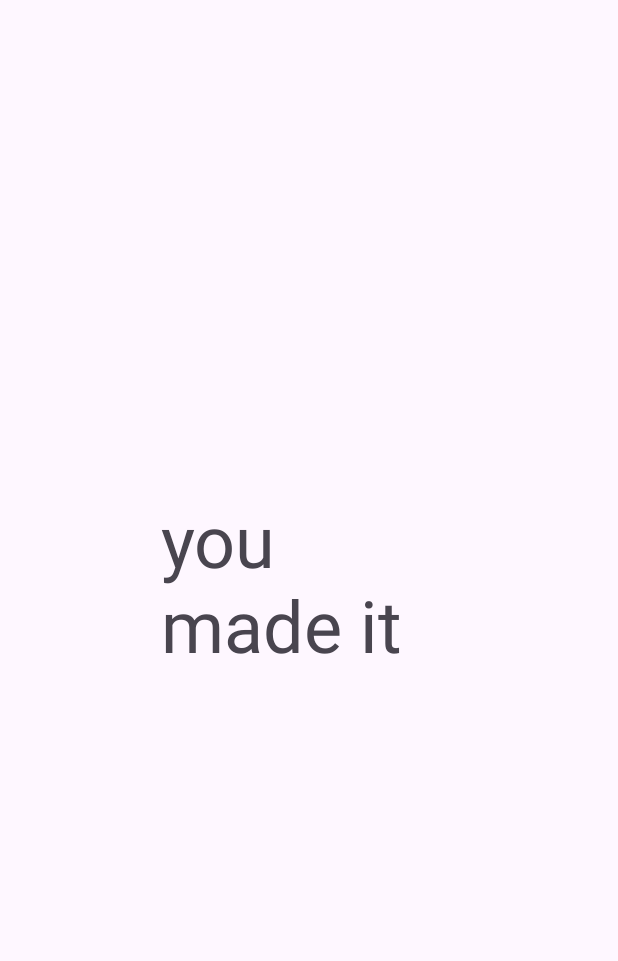
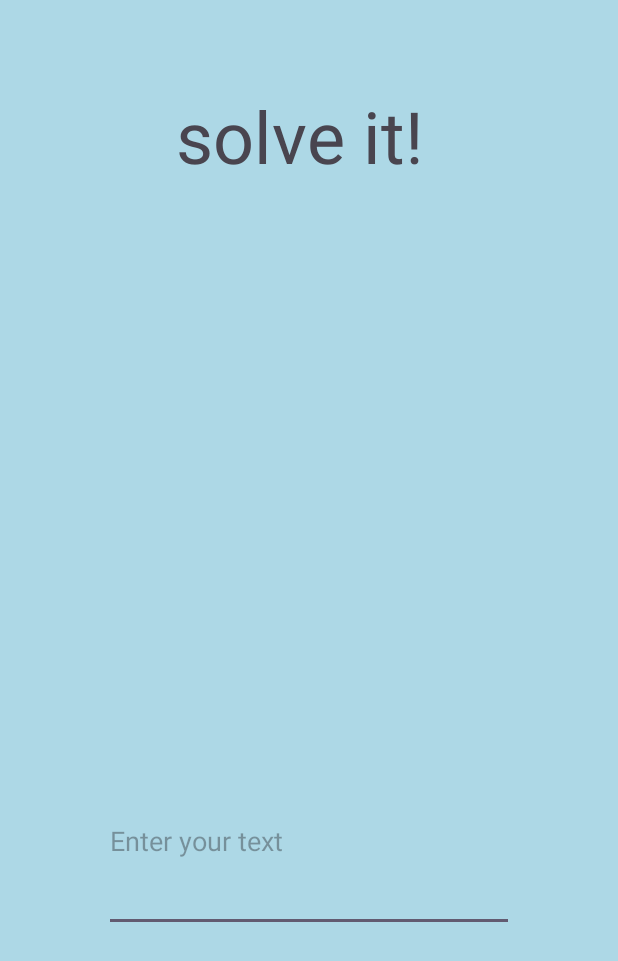
Before and after one commit to NeoMouseSVC/ITSC4155-Software-Dev.-Project-Spring2024, an Android app: the screen it shows after launch (hang_game), after a tap on "Start", on a phone screen of 412 x 824 dp. Shown: the top 961 px of the screen. Run offline under Robolectric (Android 15) with nearby library versions, the phone set to English and light mode, and no system bars.

Commit message:
addin other pages to work on

```diff
--- a/HangmanAndroidJava/app/src/main/java/com/example/myapplication/MainActivity.java
+++ b/HangmanAndroidJava/app/src/main/java/com/example/myapplication/MainActivity.java
@@ -4,6 +4,7 @@ import android.content.Intent;
 import android.os.Bundle;
 import android.view.View;
 import android.widget.Button;
+import android.widget.ImageView;
 
 import androidx.appcompat.app.AppCompatActivity;
 
@@ -15,12 +16,36 @@ public class MainActivity extends AppCompatActivity {
         setContentView(R.layout.activity_main);
         //finds button
         Button play = findViewById(R.id.button);
+        Button diff = findViewById(R.id.button3);
+        Button custom = findViewById(R.id.button2);
+        ImageView set = findViewById(R.id.imageView2);
         //sets button to on click
         play.setOnClickListener(new View.OnClickListener(){
             @Override
             public void onClick(View v) {
-                // starts new activity/ aka new page
+                // starts new activity/ play button
                 startActivity(new Intent(MainActivity.this, hang_game.class));
+            }
+        });
+        diff.setOnClickListener(new View.OnClickListener(){
+            @Override
+            public void onClick(View v) {
+                // starts new activity/ play button
+                startActivity(new Intent(MainActivity.this, diffculty_screen.class));
+            }
+        });
+        custom.setOnClickListener(new View.OnClickListener(){
+            @Override
+            public void onClick(View v) {
+                // starts new activity/ play button
+                startActivity(new Intent(MainActivity.this, customize_screen.class));
+            }
+        });
+        set.setOnClickListener(new View.OnClickListener(){
+            @Override
+            public void onClick(View v) {
+                // starts new activity/ play button
+                startActivity(new Intent(MainActivity.this, settings_screen.class));
             }
         });
 
--- a/HangmanAndroidJava/app/src/main/res/layout/activity_hang_game.xml
+++ b/HangmanAndroidJava/app/src/main/res/layout/activity_hang_game.xml
@@ -5,16 +5,36 @@
     android:id="@+id/main"
     android:layout_width="match_parent"
     android:layout_height="match_parent"
+    android:background="#ADD8E6"
     tools:context=".hang_game">
+
 
     <TextView
         android:id="@+id/madeit"
-        android:layout_width="197dp"
-        android:layout_height="170dp"
-        android:text="you made it "
+        android:layout_width="177dp"
+        android:layout_height="61dp"
+        android:text="solve it!"
         android:textSize="48sp"
         app:layout_constraintBottom_toBottomOf="parent"
         app:layout_constraintEnd_toEndOf="parent"
         app:layout_constraintStart_toStartOf="parent"
-        app:layout_constraintTop_toTopOf="parent" />
+        app:layout_constraintTop_toTopOf="parent"
+        app:layout_constraintVertical_bias="0.076" />
+
+    <EditText
+        android:id="@+id/guessfeild"
+        android:layout_width="273dp"
+        android:layout_height="121dp"
+        android:layout_marginStart="50dp"
+        android:layout_marginTop="500dp"
+        android:layout_marginEnd="50dp"
+        android:layout_marginBottom="50dp"
+        android:ems="10"
+        android:hint="Enter your text"
+        android:inputType="text"
+        app:layout_constraintBottom_toBottomOf="parent"
+        app:layout_constraintEnd_toEndOf="parent"
+        app:layout_constraintStart_toStartOf="parent"
+        app:layout_constraintTop_toTopOf="parent"
+        app:layout_constraintVertical_bias="0.0" />
 </androidx.constraintlayout.widget.ConstraintLayout>
```
Also changed, not shown: HangmanAndroidJava/app/src/main/AndroidManifest.xml (+9 -0 lines), HangmanAndroidJava/app/src/main/java/com/example/myapplication/customize_screen.java (added, +24 -0 lines), HangmanAndroidJava/app/src/main/java/com/example/myapplication/diffculty_screen.java (added, +24 -0 lines), HangmanAndroidJava/app/src/main/java/com/example/myapplication/settings_screen.java (added, +24 -0 lines), HangmanAndroidJava/app/src/main/res/layout/activity_customize_screen.xml (added, +10 -0 lines), HangmanAndroidJava/app/src/main/res/layout/activity_diffculty_screen.xml (added, +10 -0 lines), HangmanAndroidJava/app/src/main/res/layout/activity_settings_screen.xml (added, +10 -0 lines).
